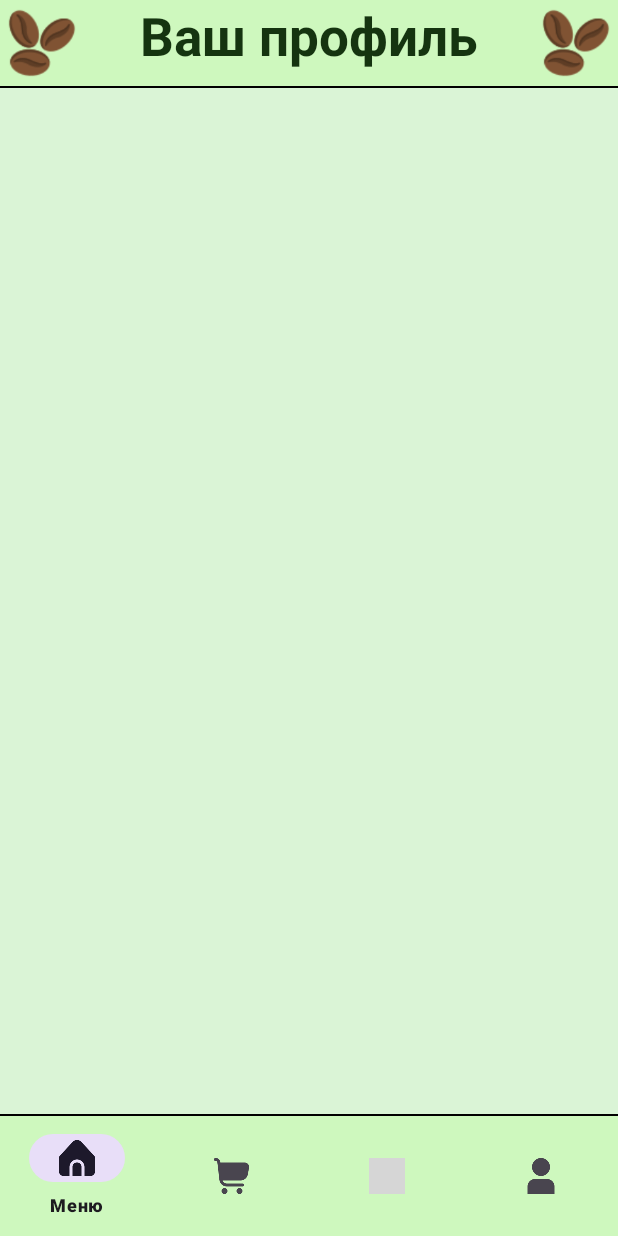
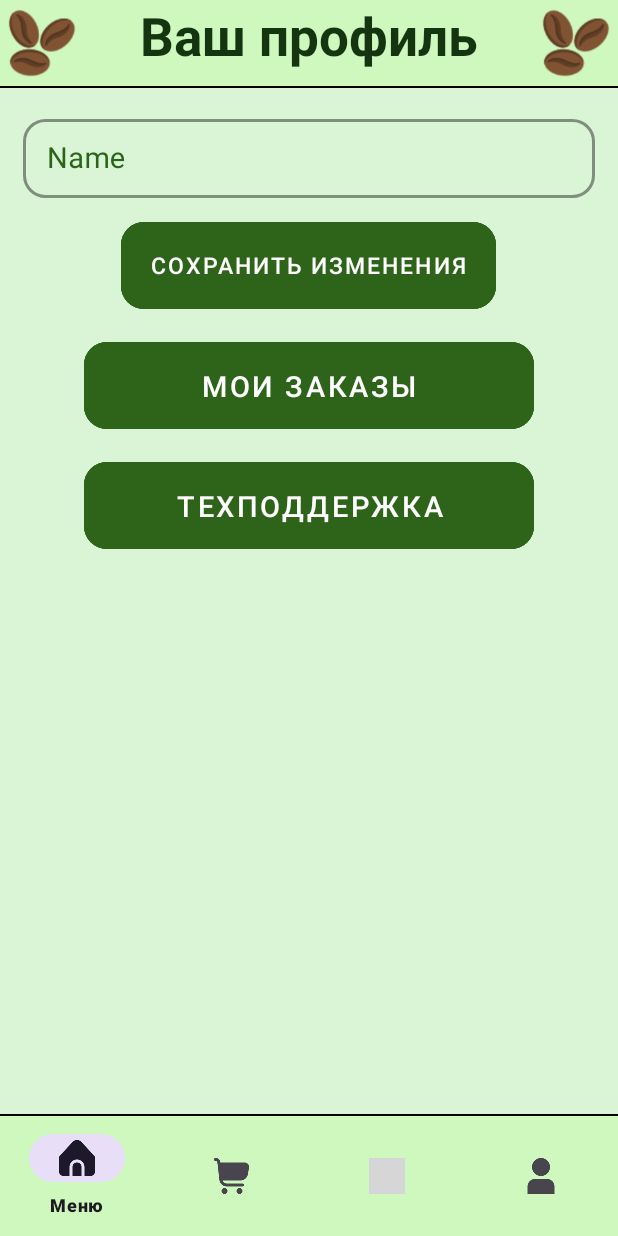
Before and after one commit to kirushaaxd/CoffeeIn_kp, an Android app: the fragment FragmentProfile placed in its activity, on a phone screen of 412 x 824 dp. Run offline under Robolectric (Android 15) with nearby library versions, the phone set to English and light mode, and no system bars; grey boxes are pictures that could not be loaded.

Commit message:
Add profile design and phone help

```diff
--- a/app/src/main/AndroidManifest.xml
+++ b/app/src/main/AndroidManifest.xml
@@ -1,6 +1,11 @@
 <?xml version="1.0" encoding="utf-8"?>
 <manifest xmlns:android="http://schemas.android.com/apk/res/android"
     xmlns:tools="http://schemas.android.com/tools">
+
+    <uses-feature
+        android:name="android.hardware.telephony"
+        android:required="false" />
+    <uses-permission android:name="android.permission.CALL_PHONE" />
 
     <application
         android:allowBackup="true"
--- a/app/src/main/java/com/example/coffeein_kp/FragmentAddresses.java
+++ b/app/src/main/java/com/example/coffeein_kp/FragmentAddresses.java
@@ -36,8 +36,8 @@ public class FragmentAddresses extends Fragment {
 
 
         ArrayList<String> arrayList = new ArrayList<>();
+        arrayList.add("Санкт-Петербург");
         arrayList.add("Москва");
-        arrayList.add("Санкт-Петербург");
         arrayList.add("Сочи");
 
         ArrayAdapter<String> adapter2 = new ArrayAdapter(getContext(), android.R.layout.simple_spinner_item, arrayList);
--- a/app/src/main/java/com/example/coffeein_kp/FragmentProfile.java
+++ b/app/src/main/java/com/example/coffeein_kp/FragmentProfile.java
@@ -1,17 +1,52 @@
 package com.example.coffeein_kp;
 
+import android.content.Intent;
+import android.net.Uri;
 import android.os.Bundle;
 import android.view.LayoutInflater;
 import android.view.View;
 import android.view.ViewGroup;
+import android.widget.Button;
+import android.widget.EditText;
+import android.widget.TextView;
 
 import androidx.fragment.app.Fragment;
 
+import com.google.android.material.bottomsheet.BottomSheetDialog;
+
 public class FragmentProfile extends Fragment {
+    EditText name;
+    Button changeName;
+    Button myOrders;
+    Button help;
+
     @Override
     public View onCreateView(LayoutInflater inflater, ViewGroup container, Bundle savedInstanceState) {
         View v = inflater.inflate(R.layout.fragment_profile, container, false);
 
+        name = (EditText) v.findViewById(R.id.name);
+        changeName = (Button) v.findViewById(R.id.changeName);
+        myOrders = (Button) v.findViewById(R.id.myOrders);
+        help = (Button) v.findViewById(R.id.help);
+
+        help.setOnClickListener(new View.OnClickListener() {
+            @Override
+            public void onClick(View v) {
+                BottomSheetDialog dialog = new BottomSheetDialog(getContext());
+                dialog.setContentView(R.layout.item_help);
+                TextView call = (TextView) dialog.findViewById(R.id.call);
+                call.setOnClickListener(new View.OnClickListener() {
+                    @Override
+                    public void onClick(View v) {
+                        Intent intent = new Intent(Intent.ACTION_CALL, Uri.parse("tel:" + call.getText().toString()));
+                        startActivity(intent);
+                    }
+                });
+                dialog.show();
+            }
+        });
+
+
         return v;
     }
 }
--- a/app/src/main/res/layout/fragment_profile.xml
+++ b/app/src/main/res/layout/fragment_profile.xml
@@ -1,5 +1,6 @@
 <?xml version="1.0" encoding="utf-8"?>
 <LinearLayout xmlns:android="http://schemas.android.com/apk/res/android"
+    xmlns:app="http://schemas.android.com/apk/res-auto"
     android:orientation="vertical"
     android:layout_width="match_parent"
     android:layout_height="match_parent"
@@ -55,6 +56,63 @@
         android:layout_height="1sp"
         android:background="@color/black" />
 
+    <LinearLayout
+        android:orientation="vertical"
+        android:layout_width="match_parent"
+        android:layout_height="wrap_content"
+        android:layout_marginStart="15sp"
+        android:layout_marginEnd="15sp"
+        android:layout_marginTop="15sp">
+        <com.google.android.material.textfield.TextInputLayout
+            style="@style/TextEdits_log_reg"
+            android:layout_width="match_parent"
+            android:layout_height="wrap_content"
+            android:hint="@string/name">
 
+            <com.google.android.material.textfield.TextInputEditText
+                android:id="@+id/name"
+                android:layout_width="match_parent"
+                android:textSize="19sp"
+                android:layout_height="wrap_content"
+                android:textColor="@color/green" />
+        </com.google.android.material.textfield.TextInputLayout>
+
+        <com.google.android.material.button.MaterialButton
+            android:id="@+id/changeName"
+            android:layout_gravity="center"
+            style="@style/NavigationButton"
+            android:text="Сохранить изменения"
+            android:layout_width="250sp"
+            android:layout_height="70sp"
+            android:layout_marginTop="10sp"
+            android:textSize="15sp"
+            android:backgroundTint="@color/green"
+            />
+
+    </LinearLayout>
+
+    <com.google.android.material.button.MaterialButton
+        android:id="@+id/myOrders"
+        android:layout_gravity="center"
+        style="@style/NavigationButton"
+        android:text="Мои заказы"
+        android:layout_width="300sp"
+        android:layout_height="70sp"
+        android:textSize="19sp"
+        android:layout_marginTop="10sp"
+        android:backgroundTint="@color/green"
+        />
+
+    <com.google.android.material.button.MaterialButton
+        android:id="@+id/help"
+        android:layout_gravity="center"
+        style="@style/NavigationButton"
+        android:text="Техподдержка"
+        android:layout_width="300sp"
+        android:layout_height="70sp"
+        android:textSize="19sp"
+        android:layout_marginTop="10sp"
+        android:backgroundTint="@color/green"
+        />
 
 </LinearLayout>
--- a/app/src/main/res/layout/item_coffee_house.xml
+++ b/app/src/main/res/layout/item_coffee_house.xml
@@ -33,12 +33,14 @@
             android:orientation="vertical"
             android:layout_width="260sp"
             android:layout_height="match_parent"
-            android:layout_marginEnd="10sp">
+            android:layout_marginEnd="10sp"
+            android:layout_marginStart="15sp">
 
             <com.google.android.material.textview.MaterialTextView
                 android:id="@+id/open_time"
                 android:text="Работает с 8:00 до 22:00"
                 android:textSize="15sp"
+                android:layout_marginTop="5sp"
                 android:textColor="@color/green"
                 android:textStyle="bold"
                 android:layout_width="wrap_content"
```
Also changed, not shown: app/src/main/res/layout/item_help.xml (added, +49 -0 lines).
